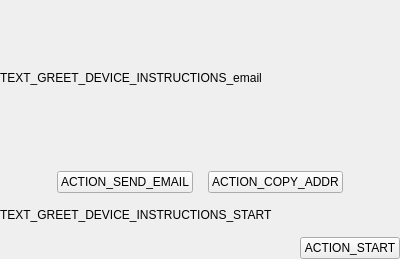
Old version of the form guardata/client/gui/forms/greet_device_instructions_widget.ui in the repository bitlogik/guardata.
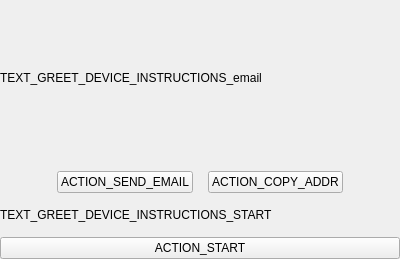
New version of the form.

Commit message: Refine device invitation process

What changed in the file:
```diff
--- a/guardata/client/gui/forms/greet_device_instructions_widget.ui
+++ b/guardata/client/gui/forms/greet_device_instructions_widget.ui
@@ -113,19 +113,6 @@
    </item>
    <item>
     <layout class="QHBoxLayout" name="horizontalLayout">
-     <item>
-      <spacer name="horizontalSpacer">
-       <property name="orientation">
-        <enum>Qt::Horizontal</enum>
-       </property>
-       <property name="sizeHint" stdset="0">
-        <size>
-         <width>40</width>
-         <height>20</height>
-        </size>
-       </property>
-      </spacer>
-     </item>
      <item>
       <widget class="QPushButton" name="button_start">
        <property name="text">
```
Left out of the diff: 3 changed lines with no effect on the pictures. The commit also changes 3 other files.
